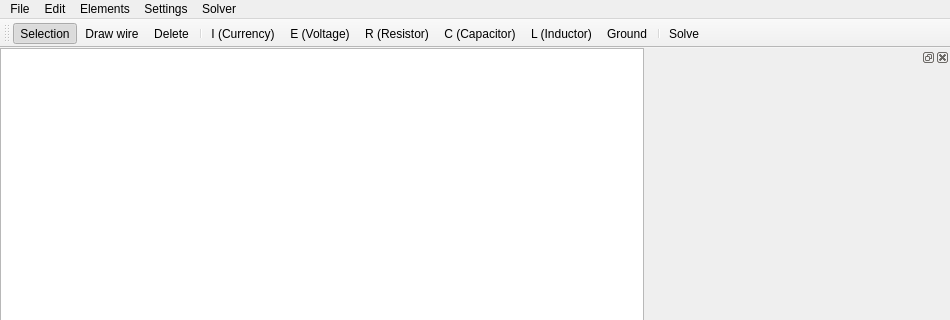
Above: mainwindow.ui from sbrepo2022/equiv_solver before the change; both pictures show x 0 to 950 and y 0 to 320 of the 950 by 750 pixel window. Below: the same form after it.
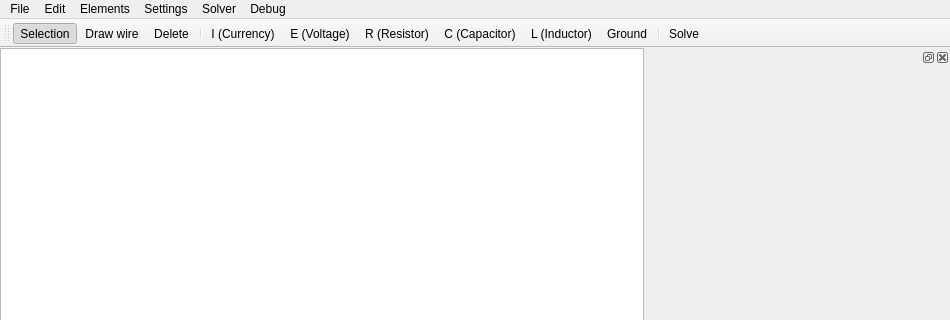
That is the form after the change. Icons and pictures are not drawn. Custom widgets are drawn as their Qt base class.

```diff
--- a/mainwindow.ui
+++ b/mainwindow.ui
@@ -72,7 +72,7 @@
      <x>0</x>
      <y>0</y>
      <width>950</width>
-     <height>22</height>
+     <height>20</height>
     </rect>
    </property>
    <widget class="QMenu" name="menuElements">
@@ -118,11 +118,18 @@
     <addaction name="separator"/>
     <addaction name="actionFieldSettings"/>
    </widget>
+   <widget class="QMenu" name="menuTests">
+    <property name="title">
+     <string>Debug</string>
+    </property>
+    <addaction name="actionGraphicsItemDebug"/>
+   </widget>
    <addaction name="menuFile"/>
    <addaction name="menuEdit"/>
    <addaction name="menuElements"/>
    <addaction name="menuSettings"/>
    <addaction name="menuSolver"/>
+   <addaction name="menuTests"/>
   </widget>
   <widget class="QDockWidget" name="dockWidget_2">
    <property name="minimumSize">
```
Left out of the diff: 11 changed lines with no effect on the pictures.
